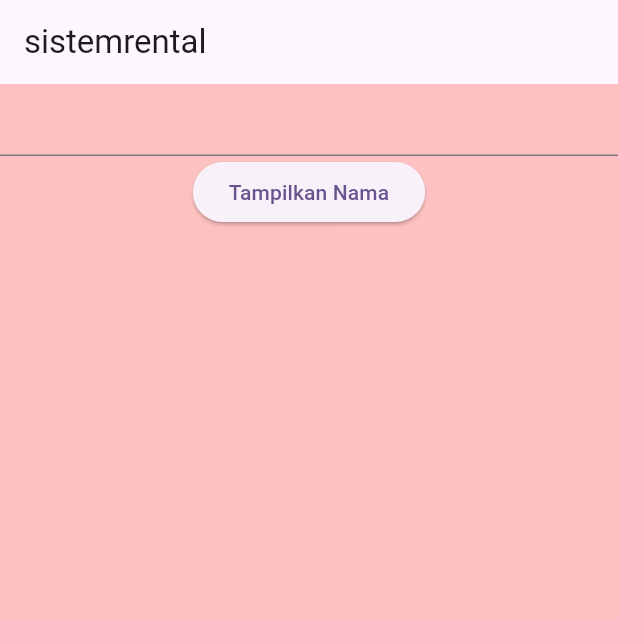
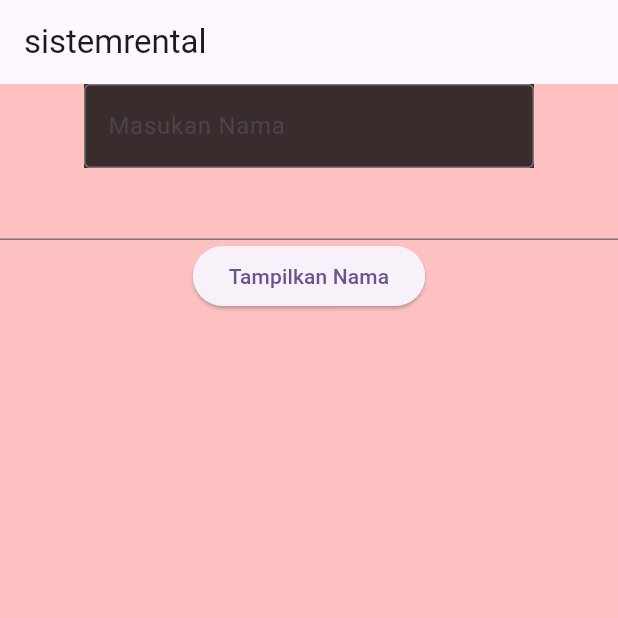
Before and after one commit to aicayy22-ops/sistem-rental, a Flutter app: the screen it shows after launch, on a phone screen of 412 x 824 dp, the top half of it. Run offline on Flutter 3.47's test engine with Material 3 defaults, Android fonts, the phone set to English and light mode, and no system bars.

Commit message:
Oct 7, 2026, 11:20 AM

```diff
--- a/lib/myhomepage.dart
+++ b/lib/myhomepage.dart
@@ -16,6 +16,22 @@ class _MyHomePageState extends State<MyHomePage> {
       backgroundColor: Color.fromARGB(255, 253, 193, 193),
       body:Column(
         children:[
+          Center(
+            child: Container(
+              width: 300,
+              color: Color.fromARGB(197, 0, 0, 0),
+              child: TextField(
+                decoration: InputDecoration(
+                  hintText: 'Masukan Nama',
+                  border: OutlineInputBorder(),
+                ),
+              controller: inputNama,
+              onSubmitted: (values) {
+                inputNama.text = values;
+              },
+              ),
+            ),
+            ),
           TextField(
 
             controller: inputNama,
```
